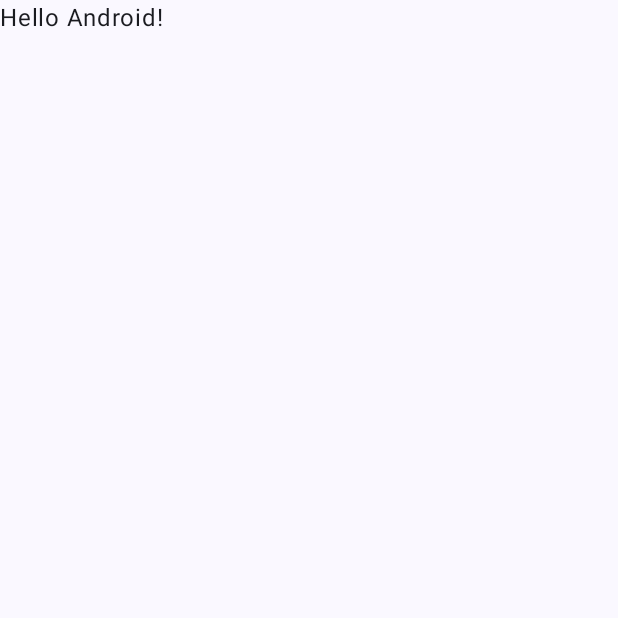
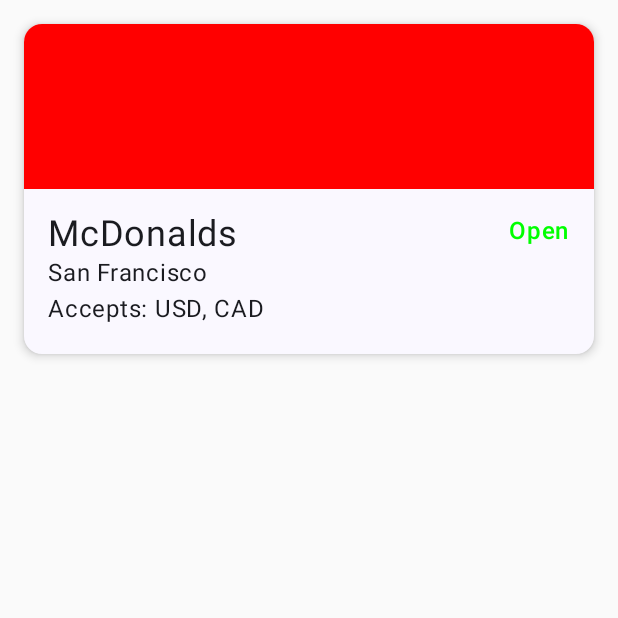
Before and after one commit to thisjustin123/intro-android-d1, an Android app built with Jetpack Compose: the screen it shows after launch (MainActivity), on a phone screen of 412 x 824 dp, the top half of it. Before the commit the part shown is almost empty. Run offline under Robolectric (Android 15) with nearby library versions, the phone set to English and light mode, and no system bars.

Commit message:
Add solution

```diff
--- a/app/build.gradle.kts
+++ b/app/build.gradle.kts
@@ -6,7 +6,7 @@ plugins {
 
 android {
     namespace = "com.cornellappdev.introandroid.d1"
-    compileSdk = 34
+    compileSdk = 35
 
     defaultConfig {
         applicationId = "com.cornellappdev.introandroid.d1"
--- /dev/null
+++ b/app/src/main/java/com/cornellappdev/introandroid/d1/EateryCard.kt
@@ -0,0 +1,97 @@
+package com.cornellappdev.introandroid.d1
+
+import androidx.compose.foundation.background
+import androidx.compose.foundation.layout.Arrangement.SpaceBetween
+import androidx.compose.foundation.layout.Box
+import androidx.compose.foundation.layout.Column
+import androidx.compose.foundation.layout.Row
+import androidx.compose.foundation.layout.fillMaxWidth
+import androidx.compose.foundation.layout.height
+import androidx.compose.foundation.layout.padding
+import androidx.compose.foundation.shape.RoundedCornerShape
+import androidx.compose.material3.Surface
+import androidx.compose.material3.Text
+import androidx.compose.runtime.Composable
+import androidx.compose.ui.Modifier
+import androidx.compose.ui.graphics.Color
+import androidx.compose.ui.text.font.FontWeight
+import androidx.compose.ui.tooling.preview.Preview
+import androidx.compose.ui.unit.dp
+import androidx.compose.ui.unit.sp
+
+@Composable
+fun EateryCard(
+    eateryColor: Color,
+    eateryName: String,
+    eateryLocation: String,
+    paymentTypes: List<String> = listOf("USD", "CAD"),
+    open: Boolean,
+) {
+    Surface(
+        shape = RoundedCornerShape(12.dp),
+        shadowElevation = 4.dp,
+        modifier = Modifier
+            .fillMaxWidth()
+            .height(220.dp)
+    ) {
+        Column {
+            Box(modifier = Modifier
+                .weight(1f)
+                .background(color = eateryColor)
+                .fillMaxWidth())
+            Box(modifier = Modifier
+                .weight(1f)
+                .fillMaxWidth()) {
+                Column(
+                    modifier = Modifier.padding(16.dp).fillMaxWidth()
+                ) {
+                    Row(
+                        modifier = Modifier.fillMaxWidth(),
+                        horizontalArrangement = SpaceBetween
+                    ) {
+                        Text(
+                            text = eateryName,
+                            fontSize = 24.sp
+                        )
+
+                        if (open) {
+                            Text(
+                                text = "Open",
+                                fontSize = 16.sp,
+                                color = Color.Green,
+                                fontWeight = FontWeight(500)
+                            )
+                        } else {
+                            Text(
+                                text = "Closed",
+                                fontSize = 16.sp,
+                                color = Color.Red,
+                                fontWeight = FontWeight(500)
+                            )
+                        }
+                    }
+
+                    Text(
+                        text = eateryLocation,
+                        fontSize = 16.sp
+                    )
+
+                    Text(
+                        text = "Accepts: ${ paymentTypes.joinToString() }",
+                    )
+                }
+            }
+        }
+    }
+}
+
+@Preview
+@Composable
+fun EateryCardPreview() {
+    EateryCard(
+        eateryName = "McDonalds",
+        eateryLocation = "San Francisco",
+        open = true,
+        eateryColor = Color.Red
+    )
+}
--- a/app/src/main/java/com/cornellappdev/introandroid/d1/MainActivity.kt
+++ b/app/src/main/java/com/cornellappdev/introandroid/d1/MainActivity.kt
@@ -19,12 +19,7 @@ class MainActivity : ComponentActivity() {
         enableEdgeToEdge()
         setContent {
             D1Theme {
-                Scaffold(modifier = Modifier.fillMaxSize()) { innerPadding ->
-                    Greeting(
-                        name = "Android",
-                        modifier = Modifier.padding(innerPadding)
-                    )
-                }
+                MainScreen()
             }
         }
     }
--- /dev/null
+++ b/app/src/main/java/com/cornellappdev/introandroid/d1/MainScreen.kt
@@ -0,0 +1,22 @@
+package com.cornellappdev.introandroid.d1
+
+import androidx.compose.foundation.layout.Column
+import androidx.compose.foundation.layout.padding
+import androidx.compose.runtime.Composable
+import androidx.compose.ui.Modifier
+import androidx.compose.ui.graphics.Color
+import androidx.compose.ui.unit.dp
+
+@Composable
+fun MainScreen() {
+    Column(
+        modifier = Modifier.padding(16.dp)
+    ) {
+        EateryCard(
+            eateryName = "McDonalds",
+            eateryLocation = "San Francisco",
+            open = true,
+            eateryColor = Color.Red
+        )
+    }
+}
```
